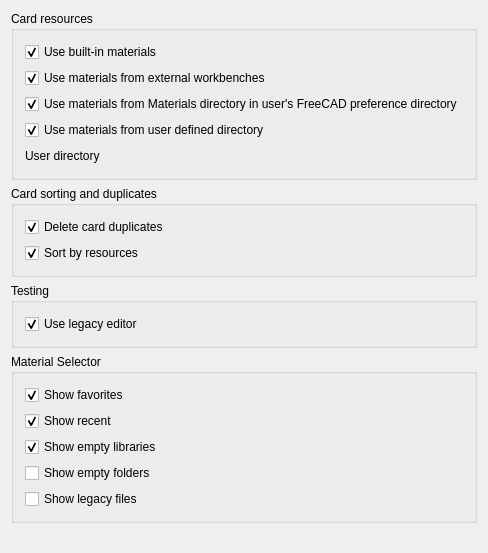
First picture: the form in src/Mod/Material/Gui/DlgSettingsMaterial.ui, repository southseact-3d/fcd, before the edit.
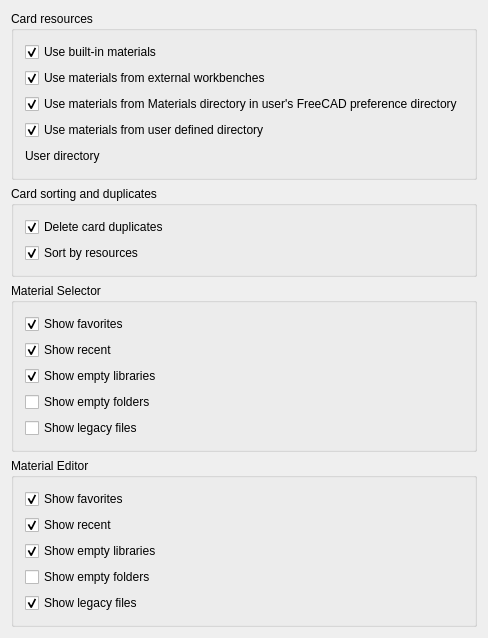
Second picture: the form after the edit. Custom widgets are drawn as their Qt base class.

Commit message:
Material: Material Preferences
Updates the material preferences including selecting a default material

Preferences adds some options for what gets displayed in the Materials editor.
The option to use the legacy editor is removed in favour of the new
editor.

A new preference page has been added that allows the user to select a
default material. This will then be assigned to any newly created object. In
support of this, a new widget PrefsMaterialTreeWidget has been added as an
extension of the MaterialTreeWidget to automatically save and restore the
selected material.

```diff
--- a/src/Mod/Material/Gui/DlgSettingsMaterial.ui
+++ b/src/Mod/Material/Gui/DlgSettingsMaterial.ui
@@ -206,31 +206,6 @@
      </layout>
     </widget>
    </item>
-   <item>
-    <widget class="QGroupBox" name="gb_materials_testing">
-     <property name="title">
-      <string>Testing</string>
-     </property>
-     <layout class="QVBoxLayout" name="verticalLayout_4">
-      <item>
-       <widget class="Gui::PrefCheckBox" name="cb_legacy_editor">
-        <property name="text">
-         <string>Use legacy editor</string>
-        </property>
-        <property name="checked">
-         <bool>true</bool>
-        </property>
-        <property name="prefEntry" stdset="0">
-         <cstring>LegacyEditor</cstring>
-        </property>
-        <property name="prefPath" stdset="0">
-         <cstring>Mod/Material/Cards</cstring>
-        </property>
-       </widget>
-      </item>
-     </layout>
-    </widget>
-   </item>
    <item>
     <widget class="QGroupBox" name="gbMaterialSelector">
      <property name="title">
@@ -314,6 +289,92 @@
      </layout>
     </widget>
    </item>
+   <item>
+    <widget class="QGroupBox" name="groupBox">
+     <property name="title">
+      <string>Material Editor</string>
+     </property>
+     <layout class="QVBoxLayout" name="verticalLayout_4">
+      <item>
+       <widget class="Gui::PrefCheckBox" name="cb_show_favorites_editor">
+        <property name="text">
+         <string>Show favorites</string>
+        </property>
+        <property name="checked">
+         <bool>true</bool>
+        </property>
+        <property name="prefEntry" stdset="0">
+         <cstring>ShowFavorites</cstring>
+        </property>
+        <property name="prefPath" stdset="0">
+         <cstring>Mod/Material/Editor</cstring>
+        </property>
+       </widget>
+      </item>
+      <item>
+       <widget class="Gui::PrefCheckBox" name="cb_show_recent_editor">
+        <property name="text">
+         <string>Show recent</string>
+        </property>
+        <property name="checked">
+         <bool>true</bool>
+        </property>
+        <property name="prefEntry" stdset="0">
+         <cstring>ShowRecent</cstring>
+        </property>
+        <property name="prefPath" stdset="0">
+         <cstring>Mod/Material/Editor</cstring>
+        </property>
+       </widget>
+      </item>
+      <item>
+       <widget class="Gui::PrefCheckBox" name="cb_show_empty_libraries_editor">
+        <property name="text">
+         <string>Show empty libraries</string>
+        </property>
+        <property name="checked">
+         <bool>true</bool>
+        </property>
+        <property name="prefEntry" stdset="0">
+         <cstring>ShowEmptyLibraries</cstring>
+        </property>
+        <property name="prefPath" stdset="0">
+         <cstring>Mod/Material/Editor</cstring>
+        </property>
+       </widget>
+      </item>
+      <item>
+       <widget class="Gui::PrefCheckBox" name="cb_show_empty_folders_editor">
+        <property name="text">
+         <string>Show empty folders</string>
+        </property>
+        <property name="prefEntry" stdset="0">
+         <cstring>ShowEmptyFolders</cstring>
+        </property>
+        <property name="prefPath" stdset="0">
+         <cstring>Mod/Material/Editor</cstring>
+        </property>
+       </widget>
+      </item>
+      <item>
+       <widget class="Gui::PrefCheckBox" name="cb_show_legacy_editor">
+        <property name="text">
+         <string>Show legacy files</string>
+        </property>
+        <property name="checked">
+         <bool>true</bool>
+        </property>
+        <property name="prefEntry" stdset="0">
+         <cstring>ShowLegacy</cstring>
+        </property>
+        <property name="prefPath" stdset="0">
+         <cstring>Mod/Material/Editor</cstring>
+        </property>
+       </widget>
+      </item>
+     </layout>
+    </widget>
+   </item>
    <item>
     <spacer name="verticalSpacer">
      <property name="orientation">
```
The commit also changes 20 other files.
